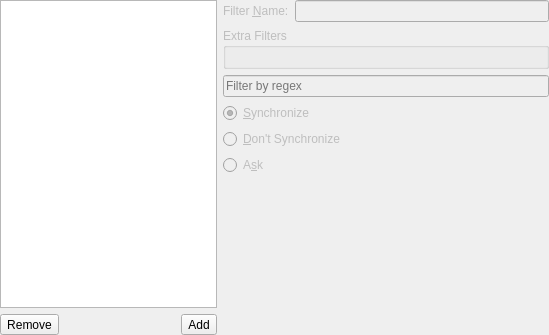
Baum42/paxchange, file gui/widgets/filterswidget.ui: the form before one commit.
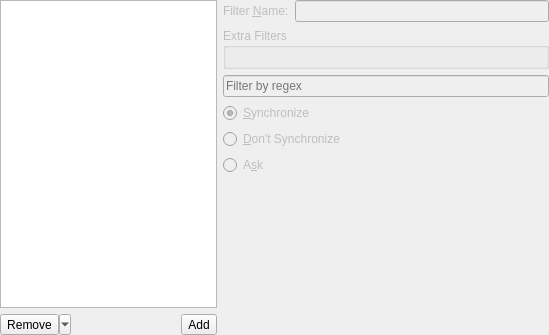
The form after the commit. Icons and pictures are not drawn.

```diff
--- a/gui/widgets/filterswidget.ui
+++ b/gui/widgets/filterswidget.ui
@@ -49,6 +49,9 @@
           <iconset theme="list-remove">
            <normaloff>.</normaloff>.</iconset>
          </property>
+         <property name="popupMode">
+          <enum>QToolButton::MenuButtonPopup</enum>
+         </property>
          <property name="toolButtonStyle">
           <enum>Qt::ToolButtonFollowStyle</enum>
          </property>
```
Left out of the diff: 10 changed lines with no effect on the pictures.
